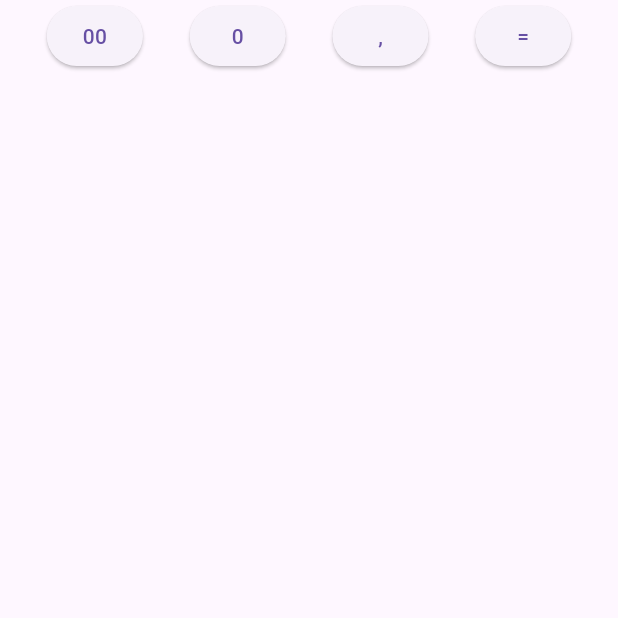
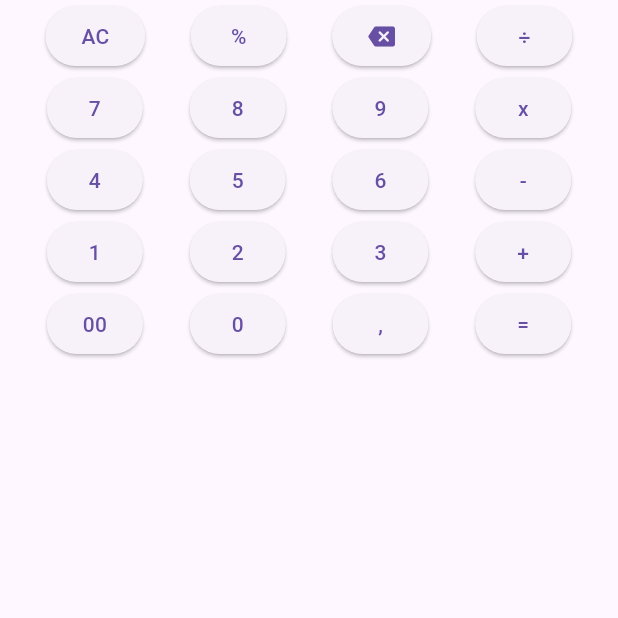
Before and after one commit to samuel181818/Calculadora_Vice_City, a Flutter app: the screen it shows after launch, on a phone screen of 412 x 824 dp, the top half of it. Run offline on Flutter 3.47's test engine with Material 3 defaults, Android fonts, the phone set to English and light mode, and no system bars.

Commit message:
añadir todos los botones

```diff
--- a/lib/main.dart
+++ b/lib/main.dart
@@ -16,8 +16,45 @@ class _MyWidgetState extends State<MyWidget> {
   Widget build(BuildContext context) {
     return Scaffold(
  body: Center(
-  child: Column(
+  child:
+Column(
   children: [
+    Row(
+      mainAxisAlignment: MainAxisAlignment.spaceEvenly,
+      children: [
+        ElevatedButton(onPressed: () {}, child: const Text('AC')),
+        ElevatedButton(onPressed: () {}, child: const Text('%')),
+        ElevatedButton(onPressed: () {}, child: const Icon(Icons.backspace_rounded)),
+        ElevatedButton(onPressed: () {}, child: const Text('÷')),
+      ],
+    ),
+    Row(
+      mainAxisAlignment: MainAxisAlignment.spaceEvenly,
+      children: [
+        ElevatedButton(onPressed: () {}, child: const Text('7')),
+        ElevatedButton(onPressed: () {}, child: const Text('8')),
+        ElevatedButton(onPressed: () {}, child: const Text('9')),
+        ElevatedButton(onPressed: () {}, child: const Text('x')),
+      ],
+    ),
+    Row(
+      mainAxisAlignment: MainAxisAlignment.spaceEvenly,
+      children: [
+        ElevatedButton(onPressed: () {}, child: const Text('4')),
+        ElevatedButton(onPressed: () {}, child: const Text('5')),
+        ElevatedButton(onPressed: () {}, child: const Text('6')),
+        ElevatedButton(onPressed: () {}, child: const Text('-')),
+      ],
+    ),
+    Row(
+      mainAxisAlignment: MainAxisAlignment.spaceEvenly,
+      children: [
+        ElevatedButton(onPressed: () {}, child: const Text('1')),
+        ElevatedButton(onPressed: () {}, child: const Text('2')),
+        ElevatedButton(onPressed: () {}, child: const Text('3')),
+        ElevatedButton(onPressed: () {}, child: const Text('+')),
+      ],
+    ),
     Row(
       mainAxisAlignment: MainAxisAlignment.spaceEvenly,
       children: [
@@ -28,7 +65,8 @@ class _MyWidgetState extends State<MyWidget> {
       ],
     ),
   ],
-  ),
+)
+
 ),
 );
   }
```
Lines whose indentation alone changed are shown as unchanged.
